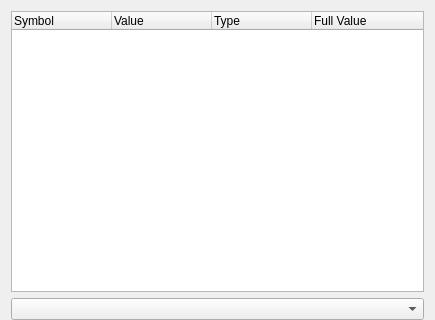
Before: the Qt Designer form resources/kate/flow/StackLocals.ui in area9innovation/flow9, drawn with Qt 5; both pictures show x 0 to 435 and y 0 to 320 of the 435 by 589 pixel window.
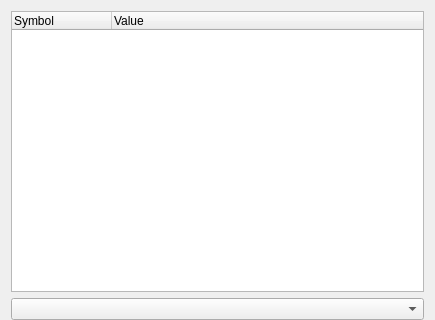
After: the same form once the commit is applied.

The edit to the form file:
```diff
--- a/resources/kate/flow/StackLocals.ui
+++ b/resources/kate/flow/StackLocals.ui
@@ -29,16 +29,6 @@
        <string notr="true">Value</string>
       </property>
      </column>
-     <column>
-      <property name="text">
-       <string notr="true">Type</string>
-      </property>
-     </column>
-     <column>
-      <property name="text">
-       <string notr="true">Full Value</string>
-      </property>
-     </column>
     </widget>
    </item>
    <item>
```
Left out of the diff: 5 changed lines with no effect on the pictures.
